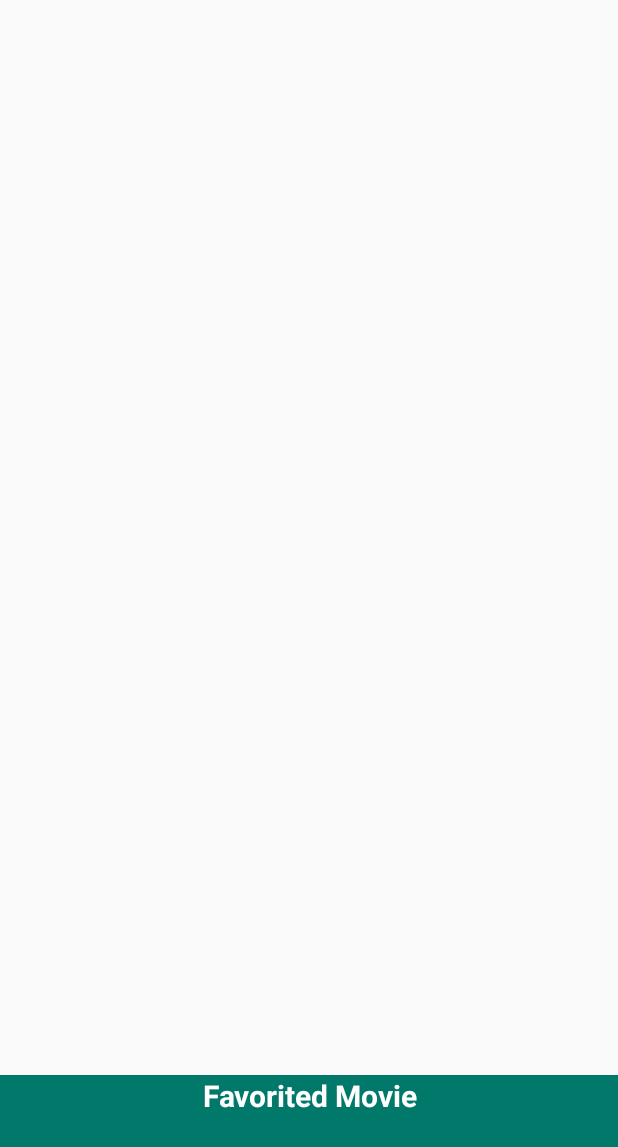
After one commit to Yeputra/MovieFreaks, an Android app: the layout stack_widget.xml on its own in the app's theme, with its tools: preview values and no code run, on a phone screen of 412 x 824 dp. The commit adds this screen. Shown: the top 1147 px of the screen. Run offline under Robolectric (Android 15) with nearby library versions, the phone set to English and light mode, and no system bars.

Commit message:
Added Stack Widget

```diff
--- a/app/src/main/java/com/freaky/id/moviecatalogue/activity/MainActivity.java
+++ b/app/src/main/java/com/freaky/id/moviecatalogue/activity/MainActivity.java
@@ -4,6 +4,7 @@ import android.content.Context;
 import android.content.Intent;
 import android.database.Cursor;
 import android.os.AsyncTask;
+import android.os.Parcelable;
 import android.support.v7.app.AppCompatActivity;
 import android.os.Bundle;
 import android.support.v7.widget.LinearLayoutManager;
@@ -62,6 +63,8 @@ public class MainActivity extends AppCompatActivity {
         showFilmNowplaying();
 
     }
+
+
 
     @Override
     public boolean onCreateOptionsMenu(Menu menu) {
--- /dev/null
+++ b/app/src/main/res/layout/stack_widget.xml
@@ -0,0 +1,43 @@
+<?xml version="1.0" encoding="utf-8"?>
+<FrameLayout xmlns:android="http://schemas.android.com/apk/res/android"
+    android:layout_width="match_parent"
+    android:layout_height="match_parent">
+    <LinearLayout
+        android:layout_width="match_parent"
+        android:layout_height="match_parent"
+        android:orientation="vertical"
+        android:weightSum="10">
+        <StackView xmlns:android="http://schemas.android.com/apk/res/android"
+            android:id="@+id/stack_view"
+            android:layout_width="match_parent"
+            android:layout_height="wrap_content"
+            android:loopViews="true"
+            android:layout_weight="9" />
+        <TextView xmlns:android="http://schemas.android.com/apk/res/android"
+            android:id="@+id/banner_text"
+            android:layout_width="match_parent"
+            android:layout_height="wrap_content"
+            android:textAlignment="center"
+            android:layout_gravity="center"
+            android:background="@color/colorPrimaryDark"
+            android:textColor="#ffffff"
+            android:textStyle="bold"
+            android:text="Favorited Movie"
+            android:textSize="20sp"
+            android:layout_weight="1" />
+    </LinearLayout>
+
+    <TextView xmlns:android="http://schemas.android.com/apk/res/android"
+        android:id="@+id/empty_view"
+        android:layout_width="match_parent"
+        android:layout_height="match_parent"
+        android:textAlignment="center"
+        android:layout_gravity="center"
+        android:background="@color/colorAccent"
+        android:textColor="#ffffff"
+        android:textStyle="bold"
+        android:text="Favorite Movie"
+        android:textSize="20sp"
+        android:visibility="gone" />
+
+</FrameLayout>
--- a/app/src/main/res/values/strings.xml
+++ b/app/src/main/res/values/strings.xml
@@ -9,4 +9,6 @@
     <string name="btn1">Movie Detail</string>
     <string name="btn2">Change language</string>
     <string name="language">Change Language</string>
+    <string name="appwidget_text">EXAMPLE</string>
+    <string name="add_widget">Add widget</string>
 </resources>
```
Also changed, not shown: app/src/main/AndroidManifest.xml (+20 -2 lines), app/src/main/java/com/freaky/id/moviecatalogue/widget/StackRemoteViewsFactory.java (added, +115 -0 lines), app/src/main/java/com/freaky/id/moviecatalogue/widget/StackWidget.java (added, +72 -0 lines), app/src/main/java/com/freaky/id/moviecatalogue/widget/StackWidgetService.java (added, +11 -0 lines), app/src/main/res/layout/stack_widget_item.xml (added, +14 -0 lines), app/src/main/res/values-v14/dimens.xml (added, +10 -0 lines), app/src/main/res/values/dimens.xml (added, +10 -0 lines), app/src/main/res/xml/favorite_movie_widget_info.xml (added, +9 -0 lines), app/src/main/res/drawable-nodpi/example_appwidget_preview.png (added).
